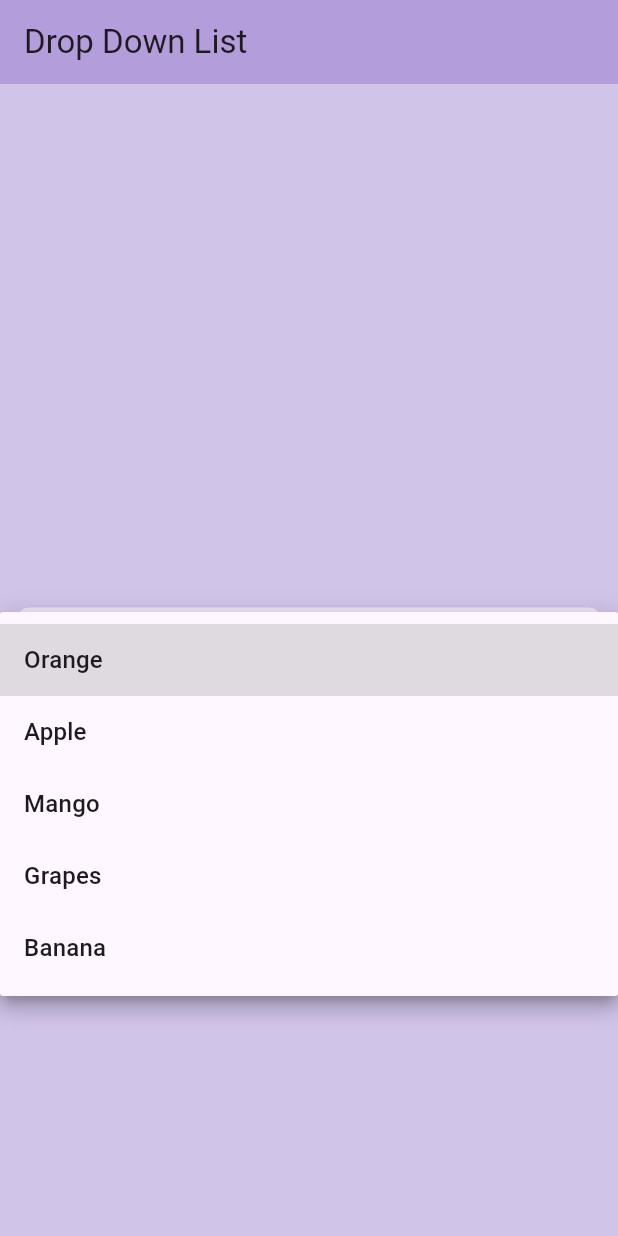
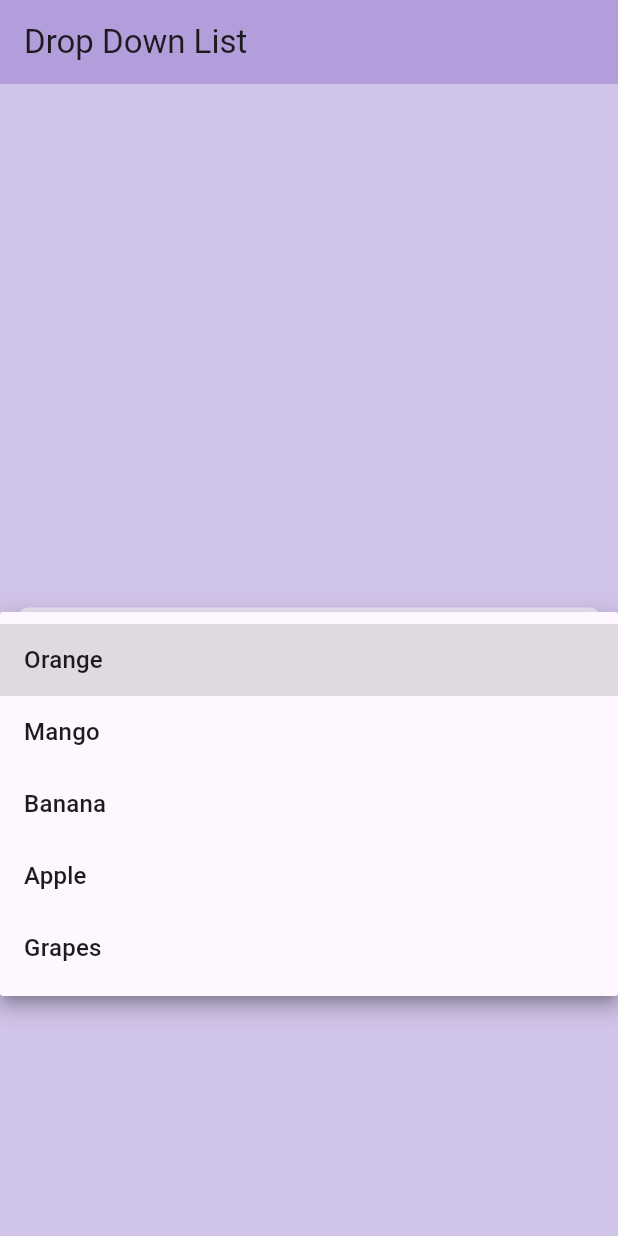
Before and after one commit to SheryarTahir/Important_Widgets, a Flutter app: the screen it shows after launch, after a tap on "Orange", on a phone screen of 412 x 824 dp. Run offline on Flutter 3.47's test engine with Material 3 defaults, Android fonts, the phone set to English and light mode, and no system bars; our stand-ins replace animated_text_kit, cached_network_image; network calls fail.

Commit message:
DropDownList

```diff
--- a/lib/main.dart
+++ b/lib/main.dart
@@ -8,6 +8,7 @@
 import 'package:Thirty_Widgets/widgets/dismissible.dart';
 import 'package:Thirty_Widgets/widgets/drawer.dart';
 import 'package:Thirty_Widgets/widgets/dropdown_list.dart';
+import 'package:Thirty_Widgets/widgets/dropdownlistprac.dart';
 import 'package:Thirty_Widgets/widgets/image.dart';
 import 'package:Thirty_Widgets/widgets/rowsandcols.dart';
 import 'package:Thirty_Widgets/widgets/snackbar.dart';
@@ -26,7 +27,7 @@
         brightness: Brightness.light,
         primaryColor: Colors.deepPurple.shade50,
       ),
-      home: const DropdownList(),
+      home: const Dropdownlistprac(),
     );
   }
 }
--- /dev/null
+++ b/lib/widgets/dropdownlistprac.dart
@@ -0,0 +1,56 @@
+import 'package:flutter/material.dart';
+
+class Dropdownlistprac extends StatefulWidget {
+  const Dropdownlistprac({super.key});
+
+  @override
+  State<Dropdownlistprac> createState() => _DropdownlistpracState();
+}
+
+class _DropdownlistpracState extends State<Dropdownlistprac> {
+
+  String selectedValue = 'Orange';
+  @override
+  Widget build(BuildContext context) {
+    return Scaffold(
+      backgroundColor: Colors.deepPurple.shade100,
+      appBar: AppBar(
+        backgroundColor: Colors.deepPurple.shade200,
+        title: Text('Drop Down List'),
+      ),
+      body: Column(
+        mainAxisAlignment: MainAxisAlignment.center,
+        children: [
+          Container(
+            margin: EdgeInsets.all(10),
+            height: 70,
+            width: MediaQuery.of(context).size.width,
+            decoration: BoxDecoration(
+              color: Colors.deepPurple.shade50,
+              borderRadius: BorderRadius.circular(10),
+            ),
+            child: DropdownButton<String>(
+              value: selectedValue,
+                isExpanded: true,
+                items: [
+                  'Orange',
+                  'Mango',
+                  'Banana',
+                  'Apple',
+                  'Grapes'
+                ].map<DropdownMenuItem<String>>((String value){
+                  return DropdownMenuItem<String>(
+                    value: value,
+                      child: Text(value));
+                }).toList(),
+                onChanged: (String? newvalue){
+                  setState(() {
+                    selectedValue = newvalue!;
+                  });
+                }),
+          ),
+        ],
+      ),
+    );
+  }
+}
--- a/lib/widgets/rowsandcols.dart
+++ b/lib/widgets/rowsandcols.dart
@@ -10,7 +10,7 @@
     return Scaffold(
       appBar: AppBar(
         backgroundColor: Colors.deepPurple,
-        title: Text('Rows and Columns'),
+        title: const Text('Rows and Columns'),
       ),
       body: Container(
         height: h,
```
